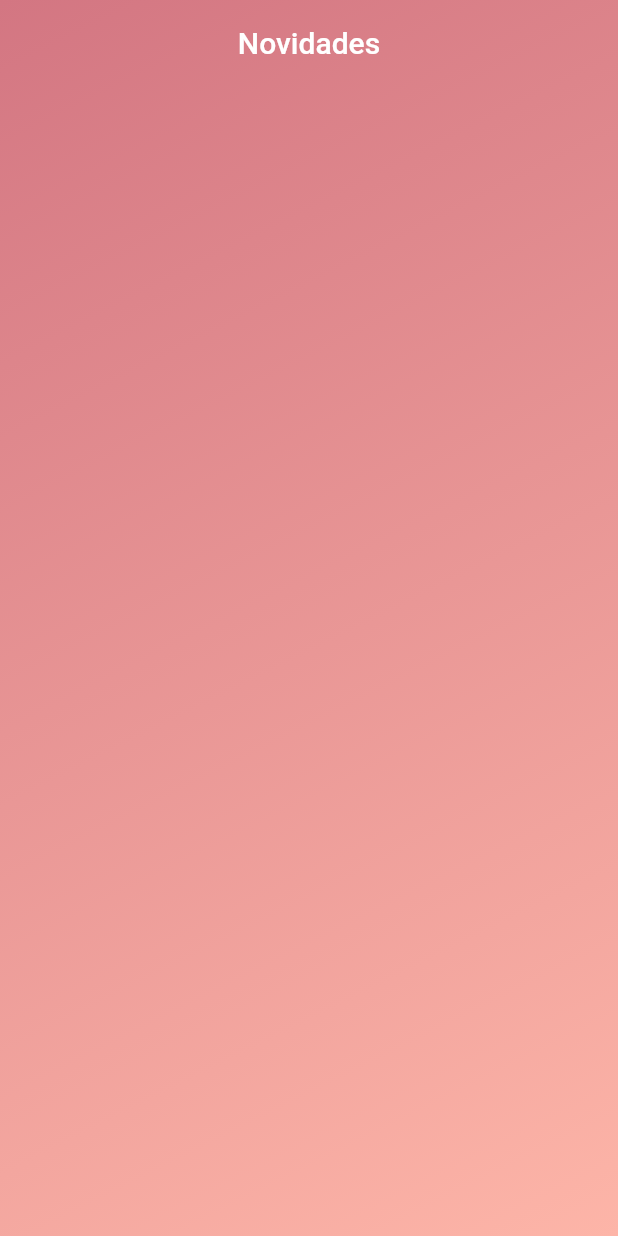
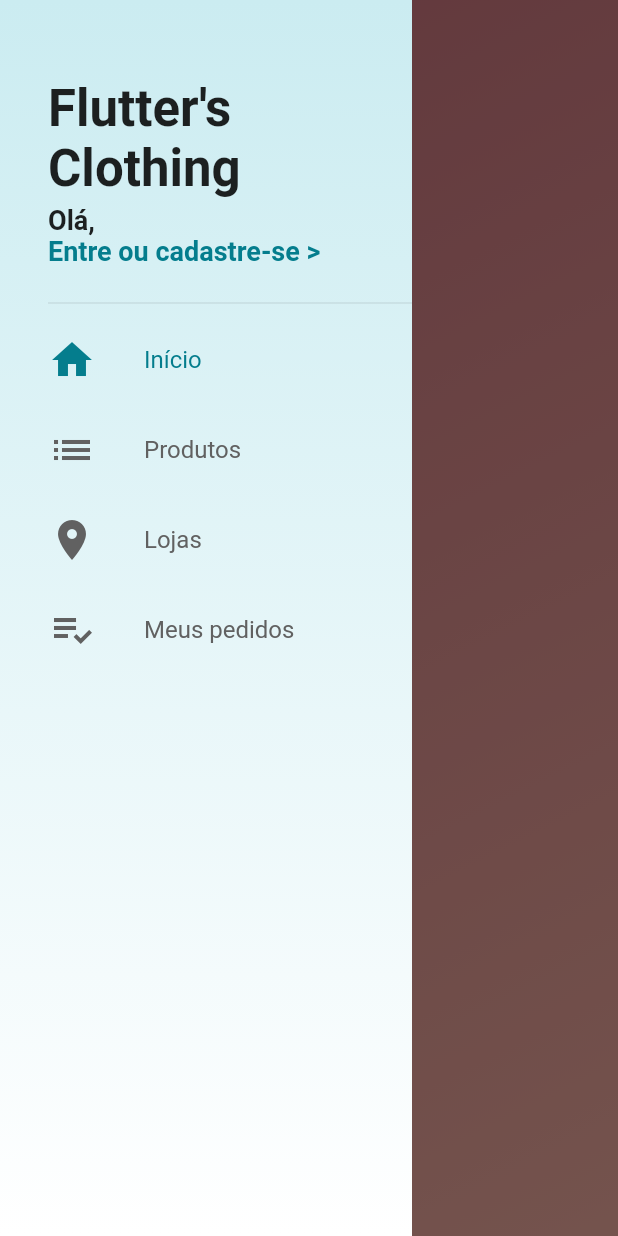
Before and after one commit to harleybrito/loja_virtual, a Flutter app: the screen it shows after launch, with the side drawer open (before the commit the screen has no drawer), on a phone screen of 412 x 824 dp. Run offline on Flutter 3.47's test engine with Material 2 defaults, Android fonts, the phone set to English and light mode, and no system bars; our stand-ins replace cloud_firestore, firebase_core, flutter_svg, transparent_image; accounts and stored records are empty.

Commit message:
aula 146

```diff
--- a/lib/screens/home.screen.dart
+++ b/lib/screens/home.screen.dart
@@ -1,5 +1,7 @@
 import 'package:flutter/material.dart';
 import 'package:loja_virtual/tabs/home.tab.dart';
+import 'package:loja_virtual/tabs/products.tab.dart';
+import 'package:loja_virtual/widgets/custom_drawer.widget.dart';
 
 class HomeScreen extends StatelessWidget {
   final _pageController = PageController();
@@ -10,7 +12,24 @@ class HomeScreen extends StatelessWidget {
       physics: NeverScrollableScrollPhysics(),
       controller: _pageController,
       children: [
-        HomeTab(),
+        Scaffold(
+          body: HomeTab(),
+          drawer: CustomDrawer(pageController: _pageController),
+        ),
+        Scaffold(
+          appBar: AppBar(
+            title: Text("Produtos"),
+            centerTitle: true,
+          ),
+          drawer: CustomDrawer(pageController: _pageController),
+          body: ProductsTab(),
+        ),
+        Container(
+          color: Colors.yellow,
+        ),
+        Container(
+          color: Colors.purple,
+        ),
       ],
     );
   }
--- /dev/null
+++ b/lib/tiles/drawer.tile.dart
@@ -0,0 +1,49 @@
+import 'package:flutter/material.dart';
+
+class DrawerTile extends StatelessWidget {
+  final IconData icon;
+  final String text;
+  final PageController controller;
+  final int page;
+
+  const DrawerTile({
+    Key key,
+    @required this.icon,
+    @required this.text,
+    @required this.controller,
+    @required this.page,
+  }) : super(key: key);
+
+  @override
+  Widget build(BuildContext context) {
+    return Material(
+      color: Colors.transparent,
+      child: InkWell(
+        onTap: () {
+          Navigator.of(context).pop();
+          this.controller.jumpToPage(this.page);
+        },
+        child: Container(
+          height: 60,
+          child: Row(
+            children: [
+              Icon(
+                this.icon,
+                size: 32,
+                color: this.controller.page.round() == this.page ? Theme.of(context).primaryColor : Colors.grey[700],
+              ),
+              SizedBox(width: 32),
+              Text(
+                this.text,
+                style: TextStyle(
+                  fontSize: 16,
+                  color: this.controller.page.round() == this.page ? Theme.of(context).primaryColor : Colors.grey[700],
+                ),
+              ),
+            ],
+          ),
+        ),
+      ),
+    );
+  }
+}
--- /dev/null
+++ b/lib/widgets/custom_drawer.widget.dart
@@ -0,0 +1,117 @@
+import 'package:flutter/material.dart';
+import 'package:loja_virtual/tiles/drawer.tile.dart';
+
+class CustomDrawer extends StatelessWidget {
+  final PageController pageController;
+
+  const CustomDrawer({
+    Key key,
+    @required this.pageController,
+  }) : super(key: key);
+
+  @override
+  Widget build(BuildContext context) {
+    return Container(
+      width: MediaQuery.of(context).size.width * 2 / 3,
+      child: Stack(
+        children: [
+          _buildDrawerBack(),
+          ListView(
+            padding: const EdgeInsets.only(left: 32, top: 16),
+            children: [
+              Container(
+                margin: const EdgeInsets.only(bottom: 8),
+                padding: const EdgeInsets.fromLTRB(0, 16, 16, 8),
+                height: 170,
+                child: Stack(
+                  children: [
+                    Positioned(
+                      top: 20,
+                      left: 0,
+                      child: Text(
+                        "Flutter's\nClothing",
+                        style: TextStyle(
+                          fontSize: 34,
+                          fontWeight: FontWeight.bold,
+                        ),
+                      ),
+                    ),
+                    Positioned(
+                      left: 0,
+                      bottom: 0,
+                      child: Column(
+                        crossAxisAlignment: CrossAxisAlignment.start,
+                        children: [
+                          Text(
+                            "Olá,",
+                            style: TextStyle(
+                              fontSize: 18,
+                              fontWeight: FontWeight.bold,
+                            ),
+                          ),
+                          GestureDetector(
+                            onTap: () {
+                              print("Entre ou cadastre-se");
+                            },
+                            child: Text(
+                              "Entre ou cadastre-se >",
+                              style: TextStyle(
+                                color: Theme.of(context).primaryColor,
+                                fontSize: 18,
+                                fontWeight: FontWeight.bold,
+                              ),
+                            ),
+                          )
+                        ],
+                      ),
+                    ),
+                  ],
+                ),
+              ),
+              Divider(),
+              DrawerTile(
+                icon: Icons.home,
+                text: "Início",
+                controller: pageController,
+                page: 0,
+              ),
+              DrawerTile(
+                icon: Icons.list,
+                text: "Produtos",
+                controller: pageController,
+                page: 1,
+              ),
+              DrawerTile(
+                icon: Icons.location_on,
+                text: "Lojas",
+                controller: pageController,
+                page: 2,
+              ),
+              DrawerTile(
+                icon: Icons.playlist_add_check,
+                text: "Meus pedidos",
+                controller: pageController,
+                page: 3,
+              ),
+            ],
+          ),
+        ],
+      ),
+    );
+  }
+
+  Widget _buildDrawerBack() {
+    return Container(
+      decoration: BoxDecoration(
+        gradient: LinearGradient(
+          colors: [
+            Color.fromARGB(255, 203, 236, 241),
+            Colors.white,
+          ],
+          begin: Alignment.topCenter,
+          end: Alignment.bottomCenter,
+        ),
+      ),
+    );
+  }
+}
--- a/pubspec.yaml
+++ b/pubspec.yaml
@@ -31,6 +31,7 @@ dependencies:
   firebase_core: ^0.5.0+1
   firebase_messaging: ^7.0.3
   flutter_staggered_grid_view: ^0.3.2
+  flutter_svg: ^0.19.1
   font_awesome_flutter: ^8.10.0
   path_provider: ^1.6.22
   scoped_model: ^1.1.0
```
Also changed, not shown: lib/datas/product.data.dart (added, +20 -0 lines), lib/screens/category.screen.dart (added, +69 -0 lines), lib/screens/product.screen.dart (added, +21 -0 lines), lib/tabs/products.tab.dart (added, +28 -0 lines), lib/tiles/category.tile.dart (added, +29 -0 lines), lib/tiles/product.tile.dart (added, +104 -0 lines), pubspec.lock.
